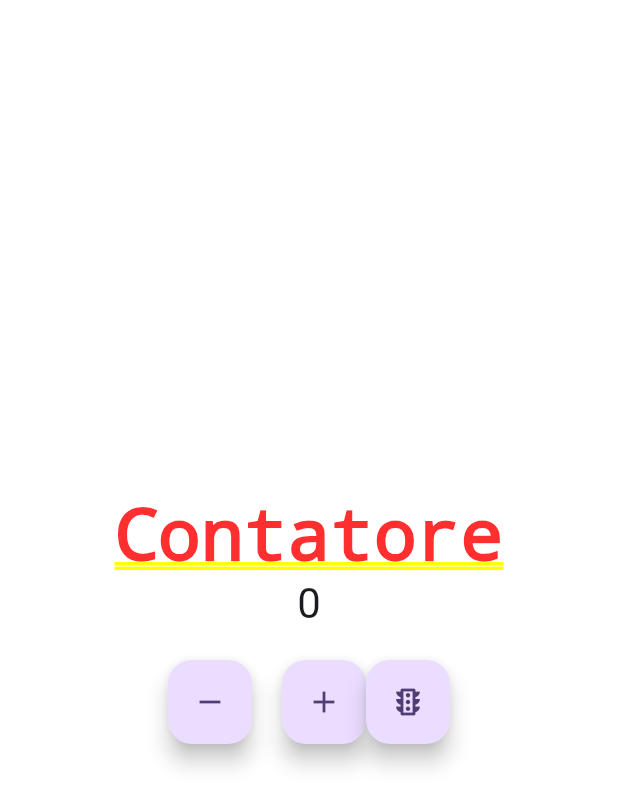
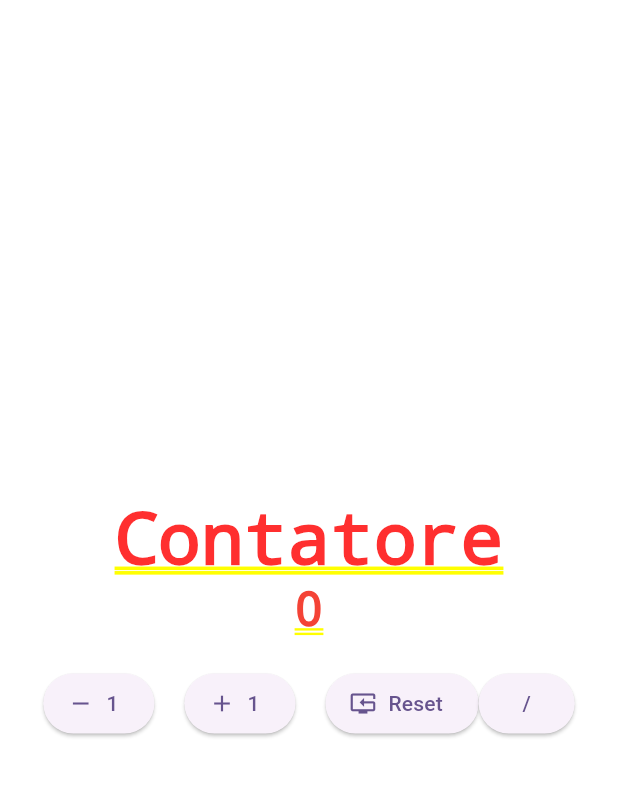
Before and after one commit to preva12/Esercizi_Flutter_Brownies, a Flutter app: the screen it shows after launch, on a phone screen of 412 x 824 dp. Shown: the top 807 px of the screen. Run offline on Flutter 3.47's test engine with Material 3 defaults, Android fonts, the light colour scheme and no system bars.

Commit message:
Caricata cartella tally_counter sul branch tally_counter

```diff
--- a/Esercizi_Flutter_Brownies/tally_counter/lib/main.dart
+++ b/Esercizi_Flutter_Brownies/tally_counter/lib/main.dart
@@ -28,7 +28,7 @@ class MyApp extends StatelessWidget {
         //
         // This works for code too, not just values: Most code changes can be
         // tested with just a hot reload.
-        colorScheme: ColorScheme.fromSeed(seedColor: Colors.deepPurple),
+        colorScheme: ColorScheme.fromSeed(seedColor: const Color.fromARGB(255, 25, 8, 55)),
       ),
       home: const CounterPage(),
     );
@@ -67,10 +67,14 @@ class _CounterPageState extends State<CounterPage> {
     _counterpiu = 0;
     _countermeno = 0;
         });
-
   }
 
-  // TODO: implement more functions as a bonus
+  void _halveCounter(){
+    setState(() {
+          _counterpiu = _counterpiu ~/2;
+          _countermeno = _countermeno ~/2;
+        });
+      }
 
   @override
   Widget build(BuildContext context) {
@@ -82,28 +86,33 @@ class _CounterPageState extends State<CounterPage> {
             'Contatore'),
           Text(
             '$_contatore',
-            style: Theme.of(context).textTheme.headlineMedium,
+            style: TextStyle(fontSize: 32, color: Colors.red),
           ),
           const SizedBox(height: 20),
           Row(
             mainAxisAlignment: MainAxisAlignment.center,
             children: [
-              FloatingActionButton(
+              ElevatedButton.icon(
                 onPressed: _decrementCounter,
-                tooltip: 'Decrement',
-                child: const Icon(Icons.remove),
+                label: const Text('1'),
+                icon: const Icon(Icons.remove),
               ),
               const SizedBox(width: 20),
-              FloatingActionButton(
+              ElevatedButton.icon(
                 onPressed: _incrementCounter,
-                tooltip: 'Increment',
-                child: const Icon(Icons.add),
+                label: const Text('1'),
+                icon: const Icon(Icons.add),
               ),
-              FloatingActionButton(
+              const SizedBox(width: 20),
+              ElevatedButton.icon(
                 onPressed: _reset,
-                tooltip: 'Reset',
-                child: const Icon(Icons.traffic_outlined),
-              ),// TODO: more...
+                label: const Text('Reset'),
+                icon: const Icon(Icons.reset_tv),
+              ),
+              ElevatedButton.icon(
+                onPressed: _halveCounter,
+                label: const Text('/'),
+              ),
             ],
           ),
         ],
```
